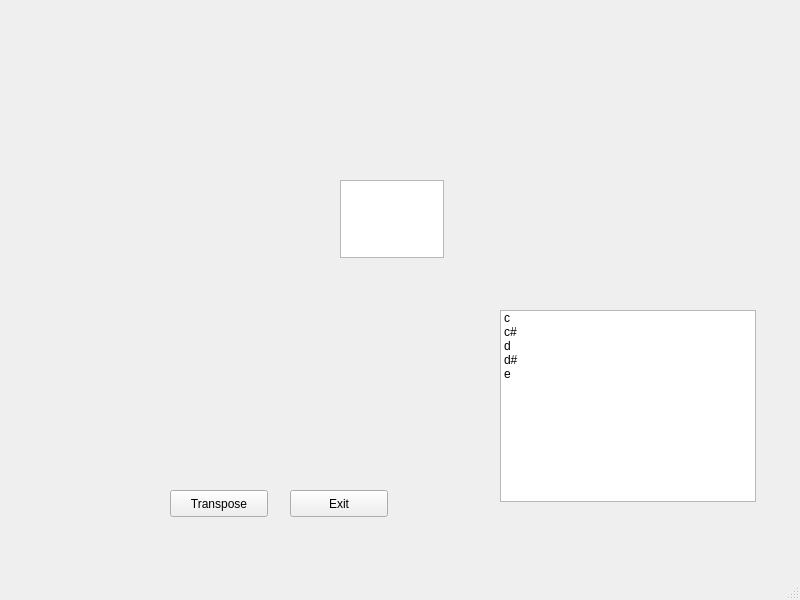
Above: transposerGui.ui from dengdal/transposer before the change. Below: the same form after it.
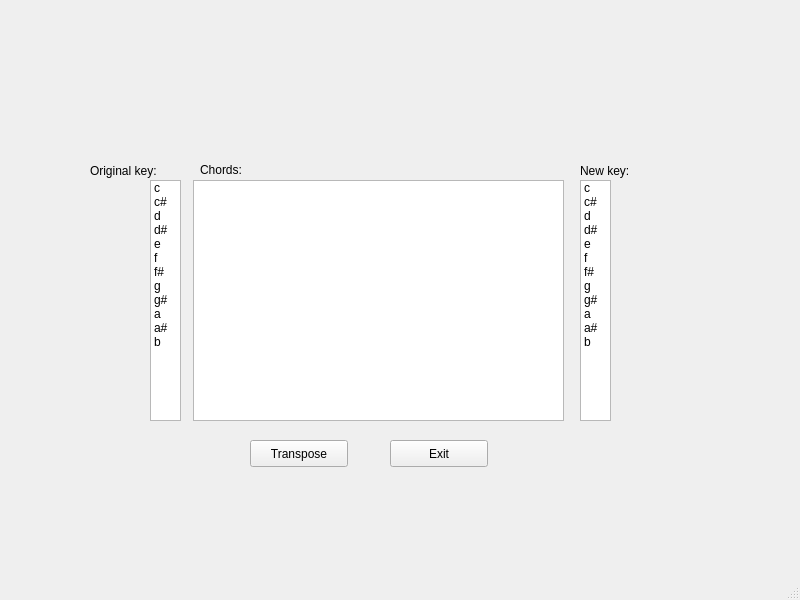
That is the form after the change.

Commit message: more ui work: QListWidgets for selecting keys

Diff of the .ui file:
```diff
--- a/transposerGui.ui
+++ b/transposerGui.ui
@@ -17,8 +17,8 @@
    <widget class="QPushButton" name="transpose">
     <property name="geometry">
      <rect>
-      <x>170</x>
-      <y>490</y>
+      <x>250</x>
+      <y>440</y>
       <width>98</width>
       <height>27</height>
      </rect>
@@ -30,8 +30,8 @@
    <widget class="QPushButton" name="exit">
     <property name="geometry">
      <rect>
-      <x>290</x>
-      <y>490</y>
+      <x>390</x>
+      <y>440</y>
       <width>98</width>
       <height>27</height>
      </rect>
@@ -43,20 +43,20 @@
    <widget class="QTextEdit" name="textEdit">
     <property name="geometry">
      <rect>
-      <x>340</x>
+      <x>193</x>
       <y>180</y>
-      <width>104</width>
-      <height>78</height>
+      <width>371</width>
+      <height>241</height>
      </rect>
     </property>
    </widget>
    <widget class="QListWidget" name="fromKeylistWidget">
     <property name="geometry">
      <rect>
-      <x>500</x>
-      <y>310</y>
-      <width>256</width>
-      <height>192</height>
+      <x>150</x>
+      <y>180</y>
+      <width>31</width>
+      <height>241</height>
      </rect>
     </property>
     <item>
@@ -84,6 +84,153 @@
       <string>e</string>
      </property>
     </item>
+    <item>
+     <property name="text">
+      <string>f</string>
+     </property>
+    </item>
+    <item>
+     <property name="text">
+      <string>f#</string>
+     </property>
+    </item>
+    <item>
+     <property name="text">
+      <string>g</string>
+     </property>
+    </item>
+    <item>
+     <property name="text">
+      <string>g#</string>
+     </property>
+    </item>
+    <item>
+     <property name="text">
+      <string>a</string>
+     </property>
+    </item>
+    <item>
+     <property name="text">
+      <string>a#</string>
+     </property>
+    </item>
+    <item>
+     <property name="text">
+      <string>b</string>
+     </property>
+    </item>
+   </widget>
+   <widget class="QListWidget" name="toKeylistWidget">
+    <property name="geometry">
+     <rect>
+      <x>580</x>
+      <y>180</y>
+      <width>31</width>
+      <height>241</height>
+     </rect>
+    </property>
+    <property name="toolTip">
+     <string>&lt;html&gt;&lt;head/&gt;&lt;body&gt;&lt;p&gt;Mark the key to transpose into&lt;/p&gt;&lt;/body&gt;&lt;/html&gt;</string>
+    </property>
+    <item>
+     <property name="text">
+      <string>c</string>
+     </property>
+    </item>
+    <item>
+     <property name="text">
+      <string>c#</string>
+     </property>
+    </item>
+    <item>
+     <property name="text">
+      <string>d</string>
+     </property>
+    </item>
+    <item>
+     <property name="text">
+      <string>d#</string>
+     </property>
+    </item>
+    <item>
+     <property name="text">
+      <string>e</string>
+     </property>
+    </item>
+    <item>
+     <property name="text">
+      <string>f</string>
+     </property>
+    </item>
+    <item>
+     <property name="text">
+      <string>f#</string>
+     </property>
+    </item>
+    <item>
+     <property name="text">
+      <string>g</string>
+     </property>
+    </item>
+    <item>
+     <property name="text">
+      <string>g#</string>
+     </property>
+    </item>
+    <item>
+     <property name="text">
+      <string>a</string>
+     </property>
+    </item>
+    <item>
+     <property name="text">
+      <string>a#</string>
+     </property>
+    </item>
+    <item>
+     <property name="text">
+      <string>b</string>
+     </property>
+    </item>
+   </widget>
+   <widget class="QLabel" name="label">
+    <property name="geometry">
+     <rect>
+      <x>200</x>
+      <y>160</y>
+      <width>66</width>
+      <height>20</height>
+     </rect>
+    </property>
+    <property name="text">
+     <string>Chords:</string>
+    </property>
+   </widget>
+   <widget class="QLabel" name="label_2">
+    <property name="geometry">
+     <rect>
+      <x>90</x>
+      <y>160</y>
+      <width>91</width>
+      <height>21</height>
+     </rect>
+    </property>
+    <property name="text">
+     <string>Original key:</string>
+    </property>
+   </widget>
+   <widget class="QLabel" name="label_3">
+    <property name="geometry">
+     <rect>
+      <x>580</x>
+      <y>160</y>
+      <width>91</width>
+      <height>21</height>
+     </rect>
+    </property>
+    <property name="text">
+     <string>New key:</string>
+    </property>
    </widget>
   </widget>
   <widget class="QMenuBar" name="menubar">
```
Left out of the diff: 3 changed lines with no effect on the pictures. The commit also changes 3 other files.
